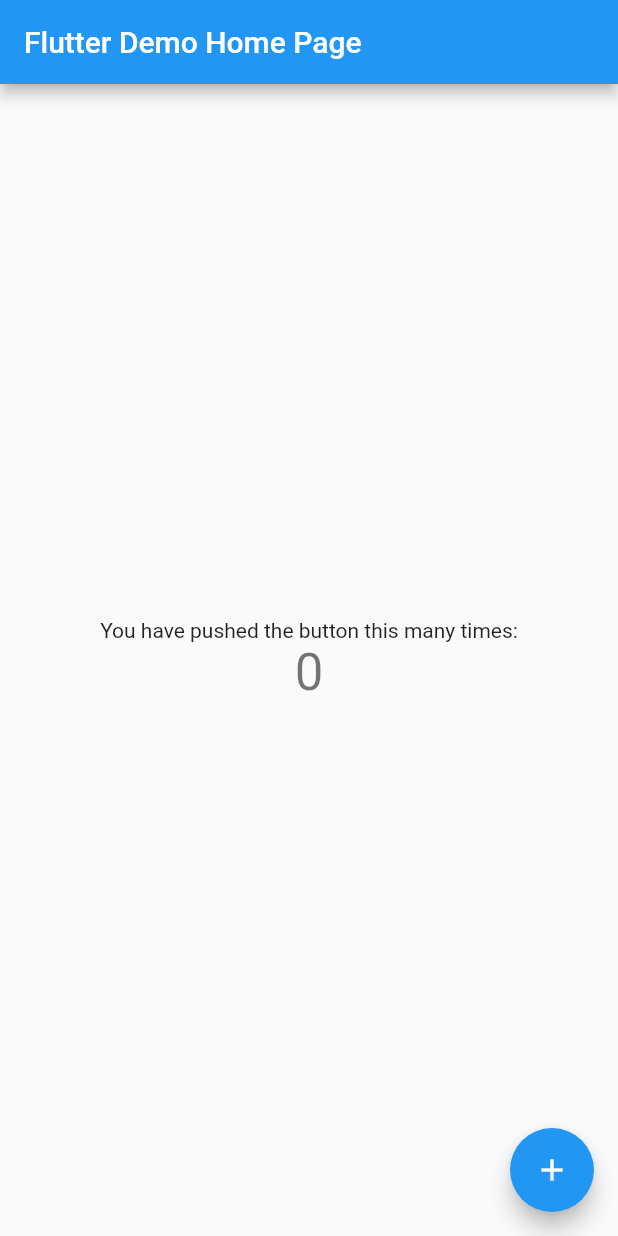
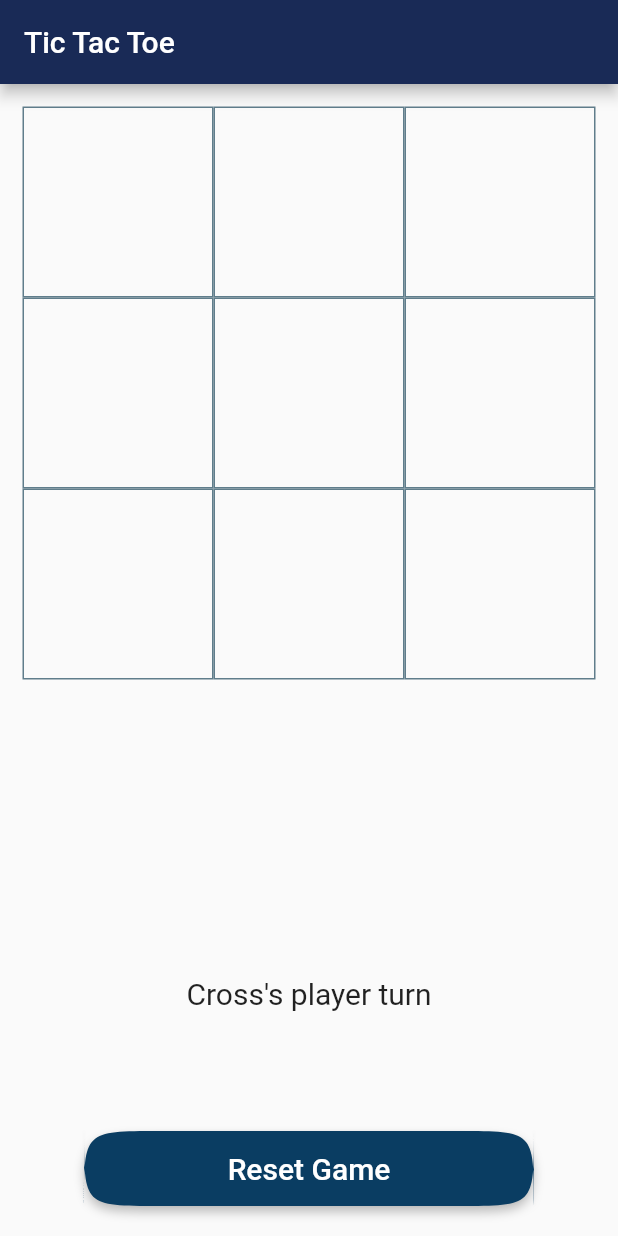
Before and after one commit to LyubomirVVasilev/TicTacToe, a Flutter app: the screen it shows after launch, on a phone screen of 412 x 824 dp. Run offline on Flutter 3.47's test engine with Material 2 defaults, Android fonts, the phone set to English and light mode, and no system bars.

Commit message:
setting up the game rules and the basic UI

```diff
--- /dev/null
+++ b/tic_tac_toe_flutter/lib/Board.dart
@@ -0,0 +1,86 @@
+class Board {
+
+  bool isCross = true;
+  String gameResultMessage;
+  String currentPlayerMessage;
+
+  List<String> boardState;
+
+  static const String emptyState = "empty";
+  static const String crossState = "cross";
+  static const String circleState = "circle";
+
+  makeAMoveAt(int index) {
+    if (this.boardState[index] == emptyState) {
+      if (this.isCross) {
+        this.boardState[index] = crossState;
+      } else {
+        this.boardState[index] = circleState;
+      }
+      this.isCross = !this.isCross;
+      this.evaluateBoard();
+      this.resolveCurrentPlayerText();
+    }
+  }
+
+  resolveCurrentPlayerText() {
+    if (this.isCross) {
+      currentPlayerMessage = "Cross's player turn";
+    } else {
+      currentPlayerMessage = "Circle's player turn";
+    }
+  }
+
+  resetGame() {
+    this.boardState = [
+      emptyState,
+      emptyState,
+      emptyState,
+      emptyState,
+      emptyState,
+      emptyState,
+      emptyState,
+      emptyState,
+      emptyState,
+    ];
+    this.gameResultMessage = "";
+    this.resolveCurrentPlayerText();
+  }
+
+  static const _WIN_CONDITIONS_LIST = [
+    [0, 1, 2],
+    [3, 4, 5],
+    [6, 7, 8],
+    [0, 3, 6],
+    [1, 4, 7],
+    [2, 5, 8],
+    [0, 4, 8],
+    [2, 4, 6],
+  ];
+
+  bool isBoardFull() {
+    for (var val in boardState) {
+      if (val == emptyState) return false;
+    }
+    return true;
+  }
+
+  /// Returns the current state of the board [winning player, draw or no winners yet]
+  String evaluateBoard() {
+    for (var list in _WIN_CONDITIONS_LIST) {
+      if (boardState[list[0]] !=
+          emptyState && // if a player has played here AND
+          boardState[list[0]] ==
+              boardState[list[1]] && // if all three positions are of the same player
+          boardState[list[0]] == boardState[list[2]]) {
+        this.gameResultMessage = '${boardState[list[0]]} wins';
+        return boardState[list[0]];
+      } else {
+        if (isBoardFull()) {
+          this.gameResultMessage = 'The Game is Draw';
+        }
+      }
+    }
+    return emptyState;
+  }
+}
--- /dev/null
+++ b/tic_tac_toe_flutter/lib/HomePage.dart
@@ -0,0 +1,134 @@
+
+import 'package:flutter/material.dart';
+import 'Board.dart';
+
+class HomePage extends StatefulWidget {
+  @override
+  _HomePageState createState() => _HomePageState();
+}
+
+class _HomePageState extends State<HomePage> {
+  AssetImage cross = AssetImage("images/cross.png");
+  AssetImage circle = AssetImage("images/circle.png");
+  AssetImage edit = AssetImage("images/edit.png");
+  Board board = Board();
+
+  @override
+  void initState() {
+    super.initState();
+    setState(() {
+      board.resetGame();
+    });
+  }
+
+  AssetImage getImage(String value) {
+    switch (value) {
+      case (Board.emptyState):
+        return edit;
+        break;
+      case (Board.crossState):
+        return cross;
+        break;
+      case (Board.circleState):
+        return circle;
+        break;
+    }
+    return null;
+  }
+
+  @override
+  Widget build(BuildContext context) {
+    return Scaffold(
+      appBar: AppBar(
+        title: Text(
+          "Tic Tac Toe",
+          style: TextStyle(
+            color: Colors.white,
+          ),
+        ),
+        backgroundColor: Color(0xFF192A56),
+      ),
+      body: Column(
+        mainAxisAlignment: MainAxisAlignment.start,
+        crossAxisAlignment: CrossAxisAlignment.center,
+        children: <Widget>[
+          Expanded(
+            child: GridView.builder(
+              padding: EdgeInsets.all(15.0),
+              gridDelegate: SliverGridDelegateWithFixedCrossAxisCount(
+                  crossAxisCount: 3,
+                  childAspectRatio: 1.0,
+                  crossAxisSpacing: 0.0,
+                  mainAxisSpacing: 0.0),
+              itemCount: board.boardState.length,
+              itemBuilder: (context, i) => GridTile(
+                child: Container(
+                  decoration: BoxDecoration(
+                      border: Border.all(color: Colors.blueGrey, width: 1.0)),
+                  child: Center(
+                    child: MaterialButton(
+                      splashColor: Colors.transparent,
+                      highlightColor: Colors.transparent,
+                      // makes highlight invisible too
+                      onPressed: () {
+                        setState(() {
+                          board.makeAMoveAt(i);
+                        });
+                      },
+                      child: Image(
+                        image: this.getImage(board.boardState[i]),
+                      ),
+                    ),
+                  ),
+                ),
+              ),
+            ),
+          ),
+          Container(
+            margin: EdgeInsets.all(5.0),
+            child: Text(
+              board.currentPlayerMessage,
+              style: TextStyle(
+                fontSize: 20.0,
+                fontWeight: FontWeight.normal,
+              ),
+            ),
+          ),
+          Container(
+            padding: EdgeInsets.all(10.0),
+            child: Text(
+              board.gameResultMessage,
+              style: TextStyle(
+                fontSize: 30.0,
+                fontWeight: FontWeight.bold,
+              ),
+            ),
+          ),
+          Container(
+            padding: EdgeInsets.all(20.0),
+            child: MaterialButton(
+              color: Color(0xFF0A3D62),
+              minWidth: 300.0,
+              height: 50.0,
+              child: Text(
+                "Reset Game",
+                style: TextStyle(
+                  color: Colors.white,
+                  fontSize: 20.0,
+                ),
+              ),
+              onPressed: () {
+                setState(() {
+                  board.resetGame();
+                });
+              },
+              shape: ContinuousRectangleBorder(
+                borderRadius: BorderRadius.circular(50.0),
+              ),
+            ),
+          ),
+        ],
+      ),
+    );
+  }
+}
--- a/tic_tac_toe_flutter/lib/main.dart
+++ b/tic_tac_toe_flutter/lib/main.dart
@@ -1,111 +1,18 @@
 import 'package:flutter/material.dart';
-
-void main() => runApp(MyApp());
+import 'HomePage.dart';
 
 class MyApp extends StatelessWidget {
-  // This widget is the root of your application.
   @override
   Widget build(BuildContext context) {
     return MaterialApp(
-      title: 'Flutter Demo',
+      title: "Tic Tac Toe",
+      debugShowCheckedModeBanner: false,
       theme: ThemeData(
-        // This is the theme of your application.
-        //
-        // Try running your application with "flutter run". You'll see the
-        // application has a blue toolbar. Then, without quitting the app, try
-        // changing the primarySwatch below to Colors.green and then invoke
-        // "hot reload" (press "r" in the console where you ran "flutter run",
-        // or simply save your changes to "hot reload" in a Flutter IDE).
-        // Notice that the counter didn't reset back to zero; the application
-        // is not restarted.
-        primarySwatch: Colors.blue,
+        primaryColor: Color(0xFFEAF0F1),
       ),
-      home: MyHomePage(title: 'Flutter Demo Home Page'),
+      home: HomePage(),
     );
   }
 }
 
-class MyHomePage extends StatefulWidget {
-  MyHomePage({Key key, this.title}) : super(key: key);
-
-  // This widget is the home page of your application. It is stateful, meaning
-  // that it has a State object (defined below) that contains fields that affect
-  // how it looks.
-
-  // This class is the configuration for the state. It holds the values (in this
-  // case the title) provided by the parent (in this case the App widget) and
-  // used by the build method of the State. Fields in a Widget subclass are
-  // always marked "final".
-
-  final String title;
-
-  @override
-  _MyHomePageState createState() => _MyHomePageState();
-}
-
-class _MyHomePageState extends State<MyHomePage> {
-  int _counter = 0;
-
-  void _incrementCounter() {
-    setState(() {
-      // This call to setState tells the Flutter framework that something has
-      // changed in this State, which causes it to rerun the build method below
-      // so that the display can reflect the updated values. If we changed
-      // _counter without calling setState(), then the build method would not be
-      // called again, and so nothing would appear to happen.
-      _counter++;
-    });
-  }
-
-  @override
-  Widget build(BuildContext context) {
-    // This method is rerun every time setState is called, for instance as done
-    // by the _incrementCounter method above.
-    //
-    // The Flutter framework has been optimized to make rerunning build methods
-    // fast, so that you can just rebuild anything that needs updating rather
-    // than having to individually change instances of widgets.
-    return Scaffold(
-      appBar: AppBar(
-        // Here we take the value from the MyHomePage object that was created by
-        // the App.build method, and use it to set our appbar title.
-        title: Text(widget.title),
-      ),
-      body: Center(
-        // Center is a layout widget. It takes a single child and positions it
-        // in the middle of the parent.
-        child: Column(
-          // Column is also layout widget. It takes a list of children and
-          // arranges them vertically. By default, it sizes itself to fit its
-          // children horizontally, and tries to be as tall as its parent.
-          //
-          // Invoke "debug painting" (press "p" in the console, choose the
-          // "Toggle Debug Paint" action from the Flutter Inspector in Android
-          // Studio, or the "Toggle Debug Paint" command in Visual Studio Code)
-          // to see the wireframe for each widget.
-          //
-          // Column has various properties to control how it sizes itself and
-          // how it positions its children. Here we use mainAxisAlignment to
-          // center the children vertically; the main axis here is the vertical
-          // axis because Columns are vertical (the cross axis would be
-          // horizontal).
-          mainAxisAlignment: MainAxisAlignment.center,
-          children: <Widget>[
-            Text(
-              'You have pushed the button this many times:',
-            ),
-            Text(
-              '$_counter',
-              style: Theme.of(context).textTheme.display1,
-            ),
-          ],
-        ),
-      ),
-      floatingActionButton: FloatingActionButton(
-        onPressed: _incrementCounter,
-        tooltip: 'Increment',
-        child: Icon(Icons.add),
-      ), // This trailing comma makes auto-formatting nicer for build methods.
-    );
-  }
-}
+void main() => runApp(MyApp());
```
Also changed, not shown: tic_tac_toe_flutter/pubspec.yaml (+5 -3 lines), tic_tac_toe_flutter/images/circle.png (added), tic_tac_toe_flutter/images/cross.png (added), tic_tac_toe_flutter/images/edit.png (added).
